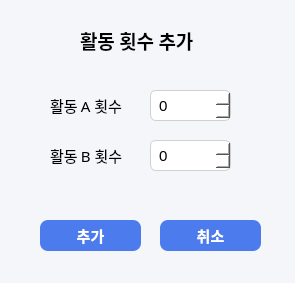
Above: src/ui/usage_dialog.ui from Hyunseung-Nam/Client_Point_Manager before the change. Below: the same form after it.
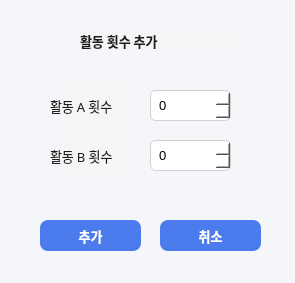
That is the form after the change.

The edit to the form file:
```diff
--- a/src/ui/usage_dialog.ui
+++ b/src/ui/usage_dialog.ui
@@ -13,6 +13,34 @@
   <property name="windowTitle">
    <string>Dialog</string>
   </property>
+  <property name="styleSheet">
+   <string notr="true">QWidget {
+  font-family: 'Noto Sans KR';
+  font-size: 13px;
+  color: #1D1D1F;
+  background-color: #F5F5F7;
+}
+QLineEdit, QSpinBox, QTextEdit, QComboBox {
+  background: #FFFFFF;
+  border: 1px solid #D2D2D7;
+  border-radius: 8px;
+  padding: 6px 8px;
+}
+QLineEdit:focus, QSpinBox:focus, QTextEdit:focus, QComboBox:focus {
+  border: 1px solid #0071E3;
+}
+QPushButton {
+  background: #0071E3;
+  color: #FFFFFF;
+  border: none;
+  border-radius: 8px;
+  padding: 8px 12px;
+}
+QPushButton:disabled {
+  background: #C7C7CC;
+  color: #FFFFFF;
+}</string>
+  </property>
   <widget class="QTableWidget" name="tableWidget_2">
    <property name="geometry">
     <rect>
```
Left out of the diff: 2 changed lines with no effect on the pictures.
